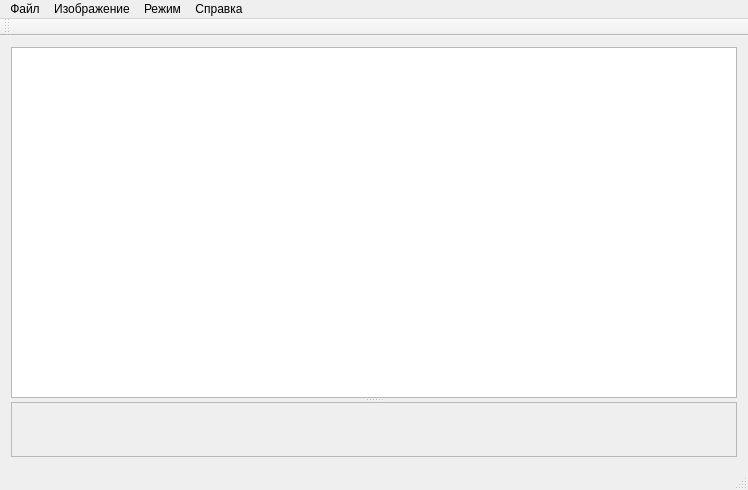
Old version of the form mainwindow.ui in the repository AlexVedun/AreaPixAnalizerQt.
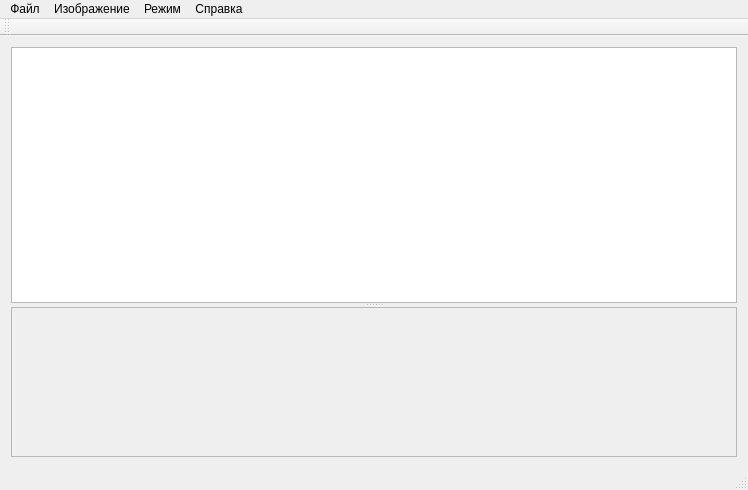
New version of the form. Icons and pictures are not drawn. Custom widgets are drawn as their Qt base class.

```diff
--- a/mainwindow.ui
+++ b/mainwindow.ui
@@ -41,9 +41,9 @@
       </property>
       <widget class="QGraphicsView" name="ImageView">
        <property name="sizePolicy">
-        <sizepolicy hsizetype="Maximum" vsizetype="Maximum">
+        <sizepolicy hsizetype="Expanding" vsizetype="Expanding">
          <horstretch>0</horstretch>
-         <verstretch>0</verstretch>
+         <verstretch>1</verstretch>
         </sizepolicy>
        </property>
        <property name="maximumSize">
@@ -55,7 +55,7 @@
       </widget>
       <widget class="QwtPlot" name="MainPlot">
        <property name="sizePolicy">
-        <sizepolicy hsizetype="Ignored" vsizetype="Ignored">
+        <sizepolicy hsizetype="Expanding" vsizetype="Fixed">
          <horstretch>0</horstretch>
          <verstretch>0</verstretch>
         </sizepolicy>
@@ -63,13 +63,13 @@
        <property name="minimumSize">
         <size>
          <width>0</width>
-         <height>0</height>
+         <height>150</height>
         </size>
        </property>
        <property name="maximumSize">
         <size>
          <width>16777215</width>
-         <height>200</height>
+         <height>300</height>
         </size>
        </property>
        <property name="sizeIncrement">
```
